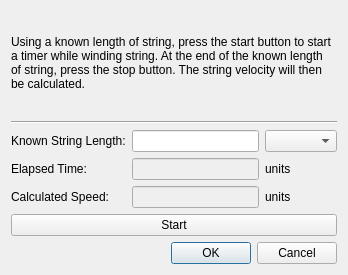
Qt form resources/calculateStringSpeed.ui (gill14/AccuPatt) before a commit.
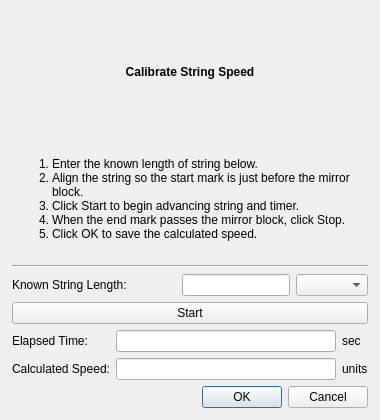
The same form after that commit.

Commit message: improve calibrate string instructions

Diff of the .ui file:
```diff
--- a/resources/calculateStringSpeed.ui
+++ b/resources/calculateStringSpeed.ui
@@ -9,22 +9,50 @@
    <rect>
     <x>0</x>
     <y>0</y>
-    <width>348</width>
-    <height>275</height>
+    <width>380</width>
+    <height>420</height>
    </rect>
   </property>
   <property name="windowTitle">
    <string>Calculate String Speed</string>
   </property>
   <layout class="QVBoxLayout" name="verticalLayout">
+   <property name="leftMargin">
+    <number>12</number>
+   </property>
+   <property name="topMargin">
+    <number>12</number>
+   </property>
+   <property name="rightMargin">
+    <number>12</number>
+   </property>
+   <property name="bottomMargin">
+    <number>12</number>
+   </property>
    <item>
     <widget class="QLabel" name="label">
      <property name="text">
-      <string>Using a known length of string, press the start button to start a timer while winding string. At the end of the known length of string, press the stop button. The string velocity will then be calculated.</string>
+      <string>&lt;b&gt;Calibrate String Speed&lt;/b&gt;</string>
+     </property>
+     <property name="textFormat">
+      <enum>Qt::RichText</enum>
+     </property>
+     <property name="alignment">
+      <set>Qt::AlignHCenter|Qt::AlignVCenter</set>
+     </property>
+    </widget>
+   </item>
+   <item>
+    <widget class="QLabel" name="labelInstructions">
+     <property name="text">
+      <string>&lt;ol style="margin:0; padding-left:20px;"&gt;&lt;li&gt;Enter the known length of string below.&lt;/li&gt;&lt;li&gt;Align the string so the start mark is just before the mirror block.&lt;/li&gt;&lt;li&gt;Click Start to begin advancing string and timer.&lt;/li&gt;&lt;li&gt;When the end mark passes the mirror block, click Stop.&lt;/li&gt;&lt;li&gt;Click OK to save the calculated speed.&lt;/li&gt;&lt;/ol&gt;</string>
      </property>
      <property name="wordWrap">
       <bool>true</bool>
      </property>
+     <property name="textFormat">
+      <enum>Qt::RichText</enum>
+     </property>
     </widget>
    </item>
    <item>
@@ -34,57 +62,97 @@
      </property>
     </widget>
    </item>
+   <item>
+    <layout class="QHBoxLayout" name="layoutLength">
+     <item>
+      <widget class="QLabel" name="labelLength">
+       <property name="text">
+        <string>Known String Length:</string>
+       </property>
+      </widget>
+     </item>
+     <item>
+      <spacer name="spacerLength">
+       <property name="orientation">
+        <enum>Qt::Horizontal</enum>
+       </property>
+       <property name="sizeHint" stdset="0">
+        <size>
+         <width>40</width>
+         <height>20</height>
+        </size>
+       </property>
+      </spacer>
+     </item>
+     <item>
+      <widget class="QLineEdit" name="lineEditLength">
+       <property name="maximumWidth">
+        <number>80</number>
+       </property>
+       <property name="alignment">
+        <set>Qt::AlignRight|Qt::AlignVCenter</set>
+       </property>
+      </widget>
+     </item>
+     <item>
+      <widget class="QComboBox" name="comboBox"/>
+     </item>
+    </layout>
+   </item>
+   <item>
+    <widget class="QPushButton" name="button">
+     <property name="text">
+      <string>Start</string>
+     </property>
+     <property name="minimumHeight">
+      <number>40</number>
+     </property>
+    </widget>
+   </item>
    <item>
     <layout class="QGridLayout" name="gridLayout">
-     <item row="0" column="1">
-      <widget class="QLineEdit" name="lineEditLength"/>
-     </item>
-     <item row="1" column="0">
+     <item row="0" column="0">
       <widget class="QLabel" name="label_4">
        <property name="text">
         <string>Elapsed Time:</string>
        </property>
       </widget>
      </item>
-     <item row="0" column="0">
-      <widget class="QLabel" name="label_2">
-       <property name="text">
-        <string>Known String Length:</string>
-       </property>
-      </widget>
-     </item>
-     <item row="2" column="1">
-      <widget class="QLineEdit" name="lineEditSpeed">
-       <property name="enabled">
-        <bool>false</bool>
-       </property>
-      </widget>
-     </item>
-     <item row="1" column="1">
+     <item row="0" column="1">
       <widget class="QLineEdit" name="lineEditTime">
-       <property name="enabled">
-        <bool>false</bool>
+       <property name="readOnly">
+        <bool>true</bool>
        </property>
+       <property name="alignment">
+        <set>Qt::AlignRight|Qt::AlignVCenter</set>
+       </property>
       </widget>
      </item>
-     <item row="2" column="0">
+     <item row="0" column="2">
+      <widget class="QLabel" name="labelUnitsTime">
+       <property name="text">
+        <string>sec</string>
+       </property>
+      </widget>
+     </item>
+     <item row="1" column="0">
       <widget class="QLabel" name="label_3">
        <property name="text">
         <string>Calculated Speed:</string>
        </property>
       </widget>
      </item>
-     <item row="0" column="2">
-      <widget class="QComboBox" name="comboBox"/>
+     <item row="1" column="1">
+      <widget class="QLineEdit" name="lineEditSpeed">
+       <property name="readOnly">
+        <bool>true</bool>
+       </property>
+       <property name="alignment">
+        <set>Qt::AlignRight|Qt::AlignVCenter</set>
+       </property>
+      </widget>
      </item>
      <item row="1" column="2">
-      <widget class="QLabel" name="labelUnitsTime">
-       <property name="text">
-        <string>units</string>
-       </property>
-      </widget>
-     </item>
-     <item row="2" column="2">
       <widget class="QLabel" name="labelUnitsSpeed">
        <property name="text">
         <string>units</string>
@@ -93,13 +161,6 @@
      </item>
     </layout>
    </item>
-   <item>
-    <widget class="QPushButton" name="button">
-     <property name="text">
-      <string>Start</string>
-     </property>
-    </widget>
-   </item>
    <item>
     <widget class="QDialogButtonBox" name="buttonBox">
      <property name="orientation">
```
Left out of the diff: 10 changed lines with no effect on the pictures. The commit also changes 1 other file.
